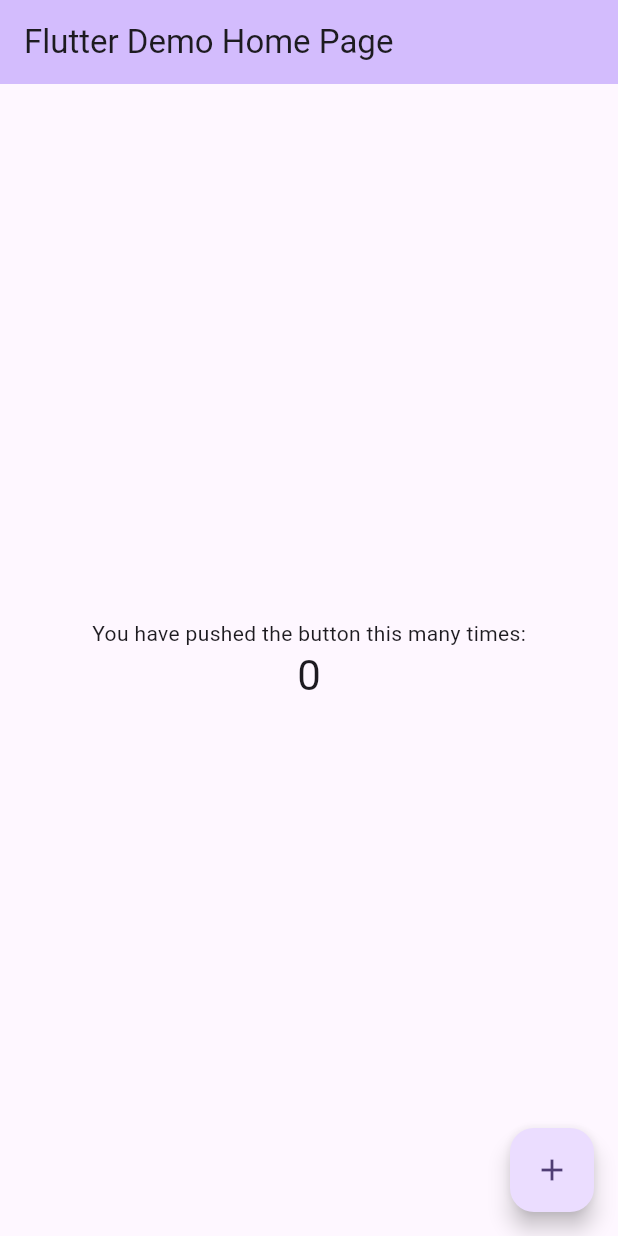
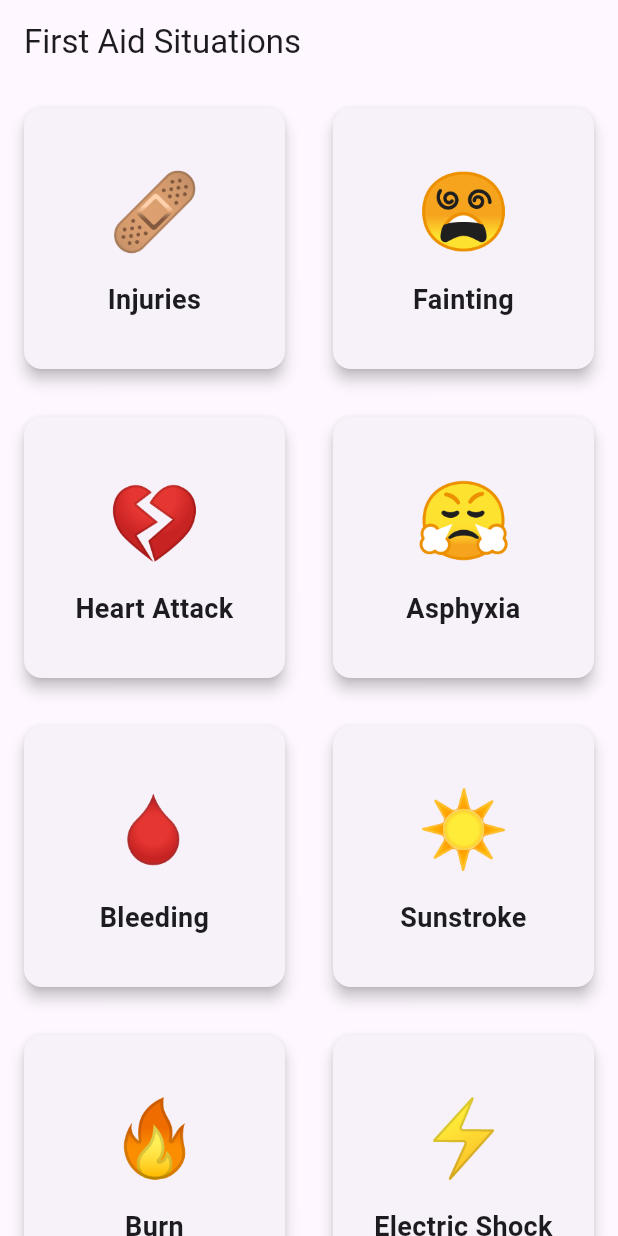
Before and after one commit to First-Aid-Flutter-App/FirstAid, a Flutter app: the screen it shows after launch, on a phone screen of 412 x 824 dp. Run offline on Flutter 3.47's test engine with Material 3 defaults, Android fonts, the light colour scheme and no system bars.

Commit message:
feat(select screen): add cards
add cards with injures on first screen, add screen with steps

```diff
--- a/lib/main.dart
+++ b/lib/main.dart
@@ -1,125 +1,19 @@
 import 'package:flutter/material.dart';
+import 'screens/situation_selection_screen.dart';
 
 void main() {
-  runApp(const MyApp());
+  runApp(MyApp());
 }
 
 class MyApp extends StatelessWidget {
-  const MyApp({super.key});
-
-  // This widget is the root of your application.
   @override
   Widget build(BuildContext context) {
     return MaterialApp(
-      title: 'Flutter Demo',
+      title: 'First Aid Guide',
       theme: ThemeData(
-        // This is the theme of your application.
-        //
-        // TRY THIS: Try running your application with "flutter run". You'll see
-        // the application has a purple toolbar. Then, without quitting the app,
-        // try changing the seedColor in the colorScheme below to Colors.green
-        // and then invoke "hot reload" (save your changes or press the "hot
-        // reload" button in a Flutter-supported IDE, or press "r" if you used
-        // the command line to start the app).
-        //
-        // Notice that the counter didn't reset back to zero; the application
-        // state is not lost during the reload. To reset the state, use hot
-        // restart instead.
-        //
-        // This works for code too, not just values: Most code changes can be
-        // tested with just a hot reload.
-        colorScheme: ColorScheme.fromSeed(seedColor: Colors.deepPurple),
-        useMaterial3: true,
+        primarySwatch: Colors.blue,
       ),
-      home: const MyHomePage(title: 'Flutter Demo Home Page'),
+      home: SituationSelectionScreen(),
     );
   }
 }
-
-class MyHomePage extends StatefulWidget {
-  const MyHomePage({super.key, required this.title});
-
-  // This widget is the home page of your application. It is stateful, meaning
-  // that it has a State object (defined below) that contains fields that affect
-  // how it looks.
-
-  // This class is the configuration for the state. It holds the values (in this
-  // case the title) provided by the parent (in this case the App widget) and
-  // used by the build method of the State. Fields in a Widget subclass are
-  // always marked "final".
-
-  final String title;
-
-  @override
-  State<MyHomePage> createState() => _MyHomePageState();
-}
-
-class _MyHomePageState extends State<MyHomePage> {
-  int _counter = 0;
-
-  void _incrementCounter() {
-    setState(() {
-      // This call to setState tells the Flutter framework that something has
-      // changed in this State, which causes it to rerun the build method below
-      // so that the display can reflect the updated values. If we changed
-      // _counter without calling setState(), then the build method would not be
-      // called again, and so nothing would appear to happen.
-      _counter++;
-    });
-  }
-
-  @override
-  Widget build(BuildContext context) {
-    // This method is rerun every time setState is called, for instance as done
-    // by the _incrementCounter method above.
-    //
-    // The Flutter framework has been optimized to make rerunning build methods
-    // fast, so that you can just rebuild anything that needs updating rather
-    // than having to individually change instances of widgets.
-    return Scaffold(
-      appBar: AppBar(
-        // TRY THIS: Try changing the color here to a specific color (to
-        // Colors.amber, perhaps?) and trigger a hot reload to see the AppBar
-        // change color while the other colors stay the same.
-        backgroundColor: Theme.of(context).colorScheme.inversePrimary,
-        // Here we take the value from the MyHomePage object that was created by
-        // the App.build method, and use it to set our appbar title.
-        title: Text(widget.title),
-      ),
-      body: Center(
-        // Center is a layout widget. It takes a single child and positions it
-        // in the middle of the parent.
-        child: Column(
-          // Column is also a layout widget. It takes a list of children and
-          // arranges them vertically. By default, it sizes itself to fit its
-          // children horizontally, and tries to be as tall as its parent.
-          //
-          // Column has various properties to control how it sizes itself and
-          // how it positions its children. Here we use mainAxisAlignment to
-          // center the children vertically; the main axis here is the vertical
-          // axis because Columns are vertical (the cross axis would be
-          // horizontal).
-          //
-          // TRY THIS: Invoke "debug painting" (choose the "Toggle Debug Paint"
-          // action in the IDE, or press "p" in the console), to see the
-          // wireframe for each widget.
-          mainAxisAlignment: MainAxisAlignment.center,
-          children: <Widget>[
-            const Text(
-              'You have pushed the button this many times:',
-            ),
-            Text(
-              '$_counter',
-              style: Theme.of(context).textTheme.headlineMedium,
-            ),
-          ],
-        ),
-      ),
-      floatingActionButton: FloatingActionButton(
-        onPressed: _incrementCounter,
-        tooltip: 'Increment',
-        child: const Icon(Icons.add),
-      ), // This trailing comma makes auto-formatting nicer for build methods.
-    );
-  }
-}
--- /dev/null
+++ b/lib/models/situation.dart
@@ -0,0 +1,7 @@
+class Situation {
+  final String emoji;
+  final String text;
+  final List<String> steps;
+
+  Situation({required this.emoji, required this.text, required this.steps});
+}
--- /dev/null
+++ b/lib/screens/first_aid_steps_screen.dart
@@ -0,0 +1,48 @@
+import 'package:flutter/material.dart';
+
+class FirstAidStepsScreen extends StatefulWidget {
+  final List<String> steps;
+
+  FirstAidStepsScreen({required this.steps});
+
+  @override
+  _FirstAidStepsScreenState createState() => _FirstAidStepsScreenState();
+}
+
+class _FirstAidStepsScreenState extends State<FirstAidStepsScreen> {
+  late List<bool> _checked;
+
+  @override
+  void initState() {
+    super.initState();
+    _checked = List<bool>.filled(widget.steps.length, false);
+  }
+
+  @override
+  Widget build(BuildContext context) {
+    return Scaffold(
+      appBar: AppBar(
+        title: Text('First Aid Steps'),
+      ),
+      body: ListView.builder(
+        itemCount: widget.steps.length,
+        itemBuilder: (context, index) {
+          return Card(
+            margin: EdgeInsets.all(8),
+            child: ListTile(
+              leading: Checkbox(
+                value: _checked[index],
+                onChanged: (bool? value) {
+                  setState(() {
+                    _checked[index] = value ?? false;
+                  });
+                },
+              ),
+              title: Text(widget.steps[index]),
+            ),
+          );
+        },
+      ),
+    );
+  }
+}
--- /dev/null
+++ b/lib/screens/situation_selection_screen.dart
@@ -0,0 +1,111 @@
+import 'package:flutter/material.dart';
+import '../models/situation.dart';
+import 'first_aid_steps_screen.dart';
+import '../widgets/situation_card.dart';
+
+class SituationSelectionScreen extends StatelessWidget {
+  final List<Situation> situations = [
+    Situation(
+      emoji: '🩹',
+      text: 'Injuries',
+      steps: [
+        'Step 1: Assess the situation',
+        'Step 2: Stop the bleeding',
+        'Step 3: Clean the wound',
+        'Step 4: Bandage the wound',
+      ],
+    ),
+    Situation(
+      emoji: '😵',
+      text: 'Fainting',
+      steps: [
+        'Step 1: Lay the person down',
+        'Step 2: Elevate their legs',
+        'Step 3: Check for breathing',
+      ],
+    ),
+    Situation(
+      emoji: '💔',
+      text: 'Heart Attack',
+      steps: [
+        'Step 1: Call emergency services',
+        'Step 2: Keep the person calm',
+        'Step 3: Administer CPR if needed',
+      ],
+    ),
+    Situation(
+      emoji: '😤',
+      text: 'Asphyxia',
+      steps: [
+        'Step 1: Check for obstruction',
+        'Step 2: Encourage coughing',
+        'Step 3: Administer back blows if necessary',
+      ],
+    ),
+    Situation(
+      emoji: '🩸',
+      text: 'Bleeding',
+      steps: [
+        'Step 1: Apply direct pressure',
+        'Step 2: Elevate the wound',
+        'Step 3: Seek medical help if needed',
+      ],
+    ),
+    Situation(
+      emoji: '☀️',
+      text: 'Sunstroke',
+      steps: [
+        'Step 1: Move to a cool place',
+        'Step 2: Apply cool cloths',
+        'Step 3: Seek medical assistance if symptoms persist',
+      ],
+    ),
+    Situation(
+      emoji: '🔥',
+      text: 'Burn',
+      steps: [
+        'Step 1: Cool the burn under running water',
+        'Step 2: Cover with a clean cloth',
+        'Step 3: Do not apply ice directly',
+      ],
+    ),
+    Situation(
+      emoji: '⚡',
+      text: 'Electric Shock',
+      steps: [
+        'Step 1: Call emergency services',
+        'Step 2: Do not touch the person if they are still in contact with the source',
+        'Step 3: Perform CPR if necessary and trained',
+      ],
+    ),
+  ];
+
+  @override
+  Widget build(BuildContext context) {
+    return Scaffold(
+      appBar: AppBar(
+        title: Text('First Aid Situations'),
+      ),
+      body: GridView.builder(
+        gridDelegate: SliverGridDelegateWithFixedCrossAxisCount(
+          crossAxisCount: 2,
+          childAspectRatio: 1,
+        ),
+        itemCount: situations.length,
+        itemBuilder: (context, index) {
+          return SituationCard(
+            situation: situations[index],
+            onTap: () {
+              Navigator.push(
+                context,
+                MaterialPageRoute(
+                  builder: (context) => FirstAidStepsScreen(steps: situations[index].steps),
+                ),
+              );
+            },
+          );
+        },
+      ),
+    );
+  }
+}
--- /dev/null
+++ b/lib/widgets/situation_card.dart
@@ -0,0 +1,35 @@
+import 'package:flutter/material.dart';
+import '../models/situation.dart';
+
+class SituationCard extends StatelessWidget {
+  final Situation situation;
+  final VoidCallback onTap;
+
+  SituationCard({required this.situation, required this.onTap});
+
+  @override
+  Widget build(BuildContext context) {
+    return GestureDetector(
+      onTap: onTap,
+      child: Card(
+        elevation: 4,
+        margin: EdgeInsets.all(16),
+        child: Column(
+          mainAxisAlignment: MainAxisAlignment.center,
+          children: [
+            Text(
+              situation.emoji,
+              style: TextStyle(fontSize: 50),
+            ),
+            SizedBox(height: 10),
+            Text(
+              situation.text,
+              style: TextStyle(fontSize: 18, fontWeight: FontWeight.bold),
+              textAlign: TextAlign.center,
+            ),
+          ],
+        ),
+      ),
+    );
+  }
+}
```
Also changed, not shown: 1 other file.
